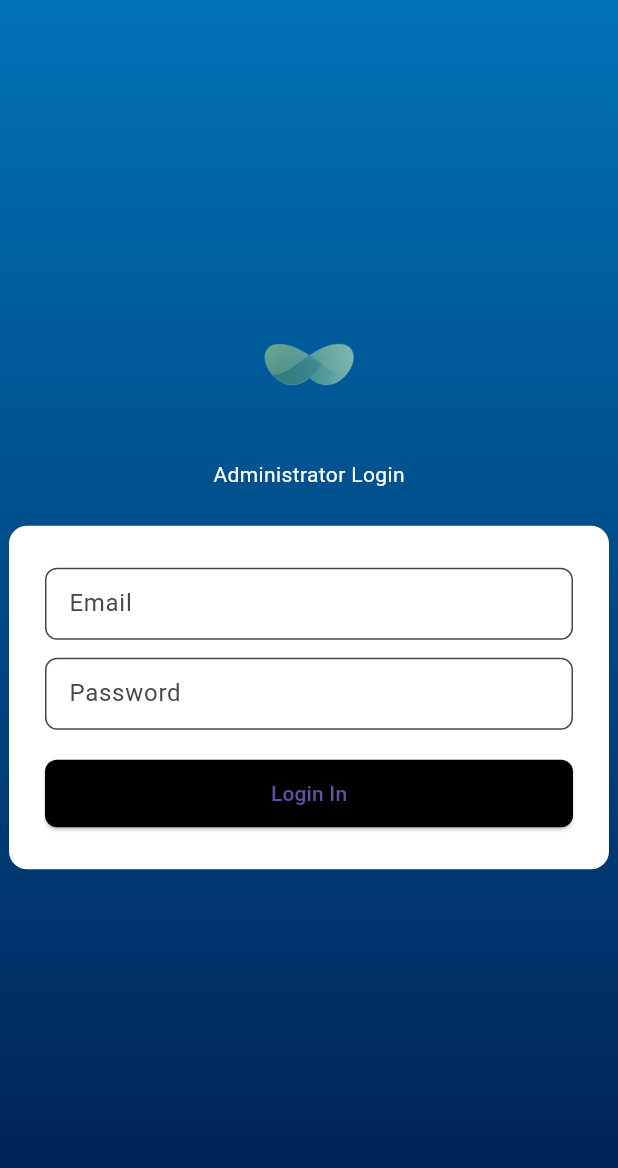
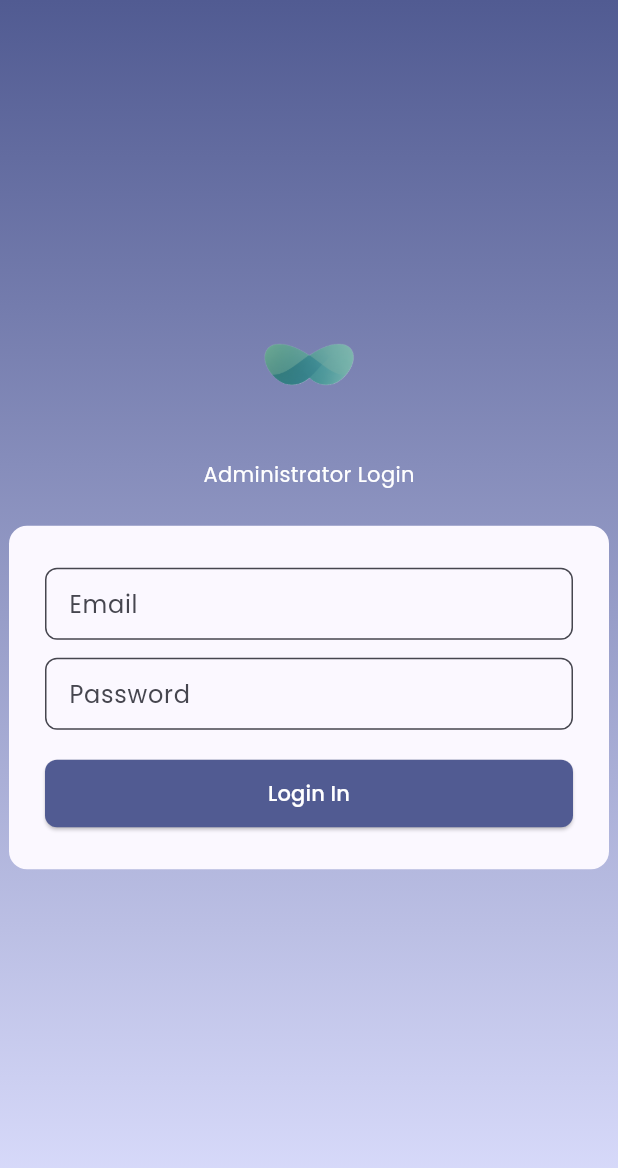
Before and after one commit to slevel7/healthsphere, a Flutter app: the AdminDashboard screen opened by its route, after a tap on the "logout" icon, on a phone screen of 412 x 824 dp. Shown: the top 1168 px of the screen. Run offline on Flutter 3.47's test engine with Material 3 defaults, Android fonts, the phone set to English and light mode, and no system bars; our stand-ins replace cloud_firestore, firebase_auth, firebase_core, firebase_storage, google_fonts, image_picker; missing offline and left inert: image_picker_web; accounts and stored records are empty; network calls fail; statements that could not run were skipped.

Commit message:
Add app theme and use color scheme

```diff
--- a/lib/admin/dashboard.dart
+++ b/lib/admin/dashboard.dart
@@ -52,6 +52,7 @@ class _AdminDashboardState extends State<AdminDashboard> {
   }
 
   Widget _statCard(String label, int count, IconData icon, Color color) {
+    final scheme = Theme.of(context).colorScheme;
     return Card(
       elevation: 3,
       margin: const EdgeInsets.all(8),
@@ -67,9 +68,9 @@ class _AdminDashboardState extends State<AdminDashboard> {
         child: Column(
           mainAxisAlignment: MainAxisAlignment.spaceBetween,
           children: [
-            Icon(icon, size: 36, color: Colors.white),
-            Text(label, style: const TextStyle(color: Colors.white, fontSize: 16)),
-            Text('$count', style: const TextStyle(color: Colors.white, fontSize: 24, fontWeight: FontWeight.bold)),
+            Icon(icon, size: 36, color: scheme.onPrimary),
+            Text(label, style: TextStyle(color: scheme.onPrimary, fontSize: 16)),
+            Text('$count', style: TextStyle(color: scheme.onPrimary, fontSize: 24, fontWeight: FontWeight.bold)),
           ],
         ),
       ),
@@ -78,6 +79,7 @@ class _AdminDashboardState extends State<AdminDashboard> {
 
   @override
   Widget build(BuildContext context) {
+    final scheme = Theme.of(context).colorScheme;
     return Scaffold(
       body: Row(
         children: [
@@ -85,9 +87,9 @@ class _AdminDashboardState extends State<AdminDashboard> {
           Expanded(
             child: Container(
               padding: const EdgeInsets.all(24),
-              decoration: const BoxDecoration(
+              decoration: BoxDecoration(
                 gradient: LinearGradient(
-                  colors: [Color(0xFFB6E0FE), Color(0xFF5B8CFF)],
+                  colors: [scheme.primaryContainer, scheme.primary],
                   begin: Alignment.topCenter,
                   end: Alignment.bottomCenter,
                 ),
@@ -98,10 +100,10 @@ class _AdminDashboardState extends State<AdminDashboard> {
                   AppBar(
                     backgroundColor: Colors.transparent,
                     elevation: 0,
-                    title: const Text('Admin Dashboard', style: TextStyle(color: Colors.white)),
+                    title: Text('Admin Dashboard', style: TextStyle(color: scheme.onPrimary)),
                     actions: [
                       IconButton(
-                        icon: const Icon(Icons.logout, color: Colors.white),
+                        icon: Icon(Icons.logout, color: scheme.onPrimary),
                         onPressed: () async {
                           await FirebaseAuth.instance.signOut();
                           if (mounted) {
@@ -116,11 +118,11 @@ class _AdminDashboardState extends State<AdminDashboard> {
                     spacing: 20,
                     runSpacing: 20,
                     children: [
-                      _statCard('Doctors', doctors, Icons.medical_services, Colors.indigo),
-                      _statCard('Patients', patients, Icons.people, Colors.teal),
-                      _statCard('Appointments', appointments, Icons.calendar_today, Colors.deepOrange),
-                      _statCard('Medicines', medicines, Icons.medication, Colors.purple),
-                      _statCard('Ambulances', ambulances, Icons.local_shipping, Colors.redAccent),
+                      _statCard('Doctors', doctors, Icons.medical_services, scheme.primary),
+                      _statCard('Patients', patients, Icons.people, scheme.secondary),
+                      _statCard('Appointments', appointments, Icons.calendar_today, scheme.tertiary),
+                      _statCard('Medicines', medicines, Icons.medication, scheme.primaryContainer),
+                      _statCard('Ambulances', ambulances, Icons.local_shipping, scheme.error),
                     ],
                   )
                 ],
--- a/lib/admin/login.dart
+++ b/lib/admin/login.dart
@@ -82,12 +82,13 @@ class _LoginPageState extends State<LoginPage> {
     return Scaffold(
       body: LayoutBuilder(
         builder: (context, constraints) {
+          final scheme = Theme.of(context).colorScheme;
           return Container(
             width: constraints.maxWidth,
             height: constraints.maxHeight,
-            decoration: const BoxDecoration(
+            decoration: BoxDecoration(
               gradient: LinearGradient(
-                colors: [Color(0xFF0072B5), Color(0xFF001F54)],
+                colors: [scheme.primary, scheme.primaryContainer],
                 begin: Alignment.topCenter,
                 end: Alignment.bottomCenter,
               ),
@@ -105,12 +106,12 @@ class _LoginPageState extends State<LoginPage> {
                               vertical: 10, horizontal: 20),
                           margin: const EdgeInsets.only(bottom: 16),
                           decoration: BoxDecoration(
-                            color: Colors.red[400],
+                            color: scheme.errorContainer,
                             borderRadius: BorderRadius.circular(12),
                           ),
                           child: Text(
                             _errorMessage!,
-                            style: const TextStyle(color: Colors.white),
+                            style: TextStyle(color: scheme.onErrorContainer),
                           ),
                         ),
                       Image.asset(
@@ -118,16 +119,16 @@ class _LoginPageState extends State<LoginPage> {
                         height: 100,
                       ),
                       const SizedBox(height: 12),
-                      const Text(
+                      Text(
                         'Administrator Login',
-                        style: TextStyle(color: Colors.white, fontSize: 14),
+                        style: TextStyle(color: scheme.onPrimary, fontSize: 14),
                       ),
                       const SizedBox(height: 24),
                       Container(
                         padding: const EdgeInsets.symmetric(
                             horizontal: 24, vertical: 28),
                         decoration: BoxDecoration(
-                          color: Colors.white,
+                          color: scheme.surface,
                           borderRadius: BorderRadius.circular(12),
                         ),
                         child: Column(
@@ -138,7 +139,7 @@ class _LoginPageState extends State<LoginPage> {
                               decoration: InputDecoration(
                                 hintText: 'Email',
                                 filled: true,
-                                fillColor: Colors.white,
+                                fillColor: scheme.surface,
                                 contentPadding: const EdgeInsets.symmetric(
                                     horizontal: 12, vertical: 12),
                                 border: OutlineInputBorder(
@@ -153,7 +154,7 @@ class _LoginPageState extends State<LoginPage> {
                               decoration: InputDecoration(
                                 hintText: 'Password',
                                 filled: true,
-                                fillColor: Colors.white,
+                                fillColor: scheme.surface,
                                 contentPadding: const EdgeInsets.symmetric(
                                     horizontal: 12, vertical: 12),
                                 border: OutlineInputBorder(
@@ -167,15 +168,16 @@ class _LoginPageState extends State<LoginPage> {
                               height: 45,
                               child: ElevatedButton(
                                 style: ElevatedButton.styleFrom(
-                                  backgroundColor: Colors.black,
+                                  backgroundColor: scheme.primary,
+                                  foregroundColor: scheme.onPrimary,
                                   shape: RoundedRectangleBorder(
                                     borderRadius: BorderRadius.circular(8),
                                   ),
                                 ),
                                 onPressed: _isLoading ? null : _login,
                                 child: _isLoading
-                                    ? const CircularProgressIndicator(
-                                  color: Colors.white,
+                                    ? CircularProgressIndicator(
+                                  color: scheme.onPrimary,
                                 )
                                     : const Text('Login In'),
                               ),
--- a/lib/main.dart
+++ b/lib/main.dart
@@ -5,6 +5,7 @@ import 'package:firebase_auth/firebase_auth.dart';
 import 'package:cloud_firestore/cloud_firestore.dart';
 import 'firebase_options.dart';
 import 'package:healthsphere_admin/admin/manage_ai_chats.dart';
+import 'theme/app_theme.dart';
 // Admin Pages
 import 'admin/login.dart';
 import 'admin/dashboard.dart';
@@ -41,10 +42,7 @@ class HealthSphereWebApp extends StatelessWidget {
     return MaterialApp(
       title: 'HealthSphere Admin',
       debugShowCheckedModeBanner: false,
-      theme: ThemeData(
-        primarySwatch: Colors.indigo,
-        useMaterial3: true,
-      ),
+      theme: AppTheme.lightTheme,
       home: const RoleRedirector(), // ⬅️ Handles auth + role check
       routes: {
         '/login': (context) => const LoginPage(),
--- /dev/null
+++ b/lib/theme/app_theme.dart
@@ -0,0 +1,10 @@
+import 'package:flutter/material.dart';
+import 'package:google_fonts/google_fonts.dart';
+
+class AppTheme {
+  static final ThemeData lightTheme = ThemeData(
+    colorScheme: ColorScheme.fromSeed(seedColor: Colors.indigo),
+    useMaterial3: true,
+    textTheme: GoogleFonts.poppinsTextTheme(),
+  );
+}
```
